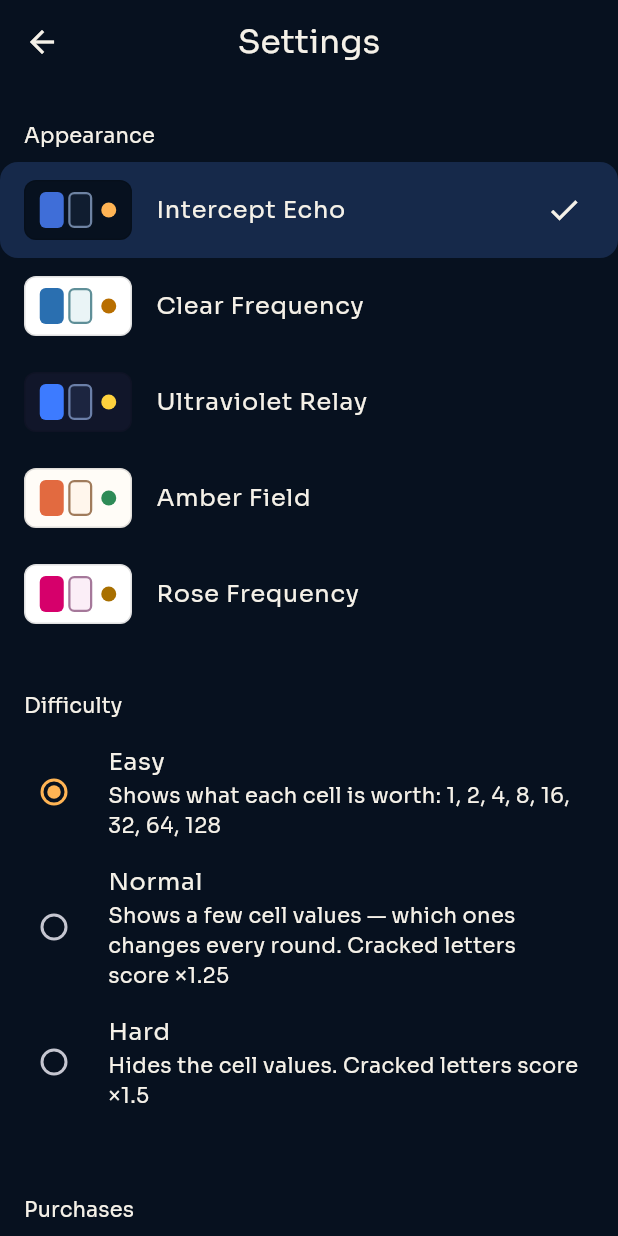
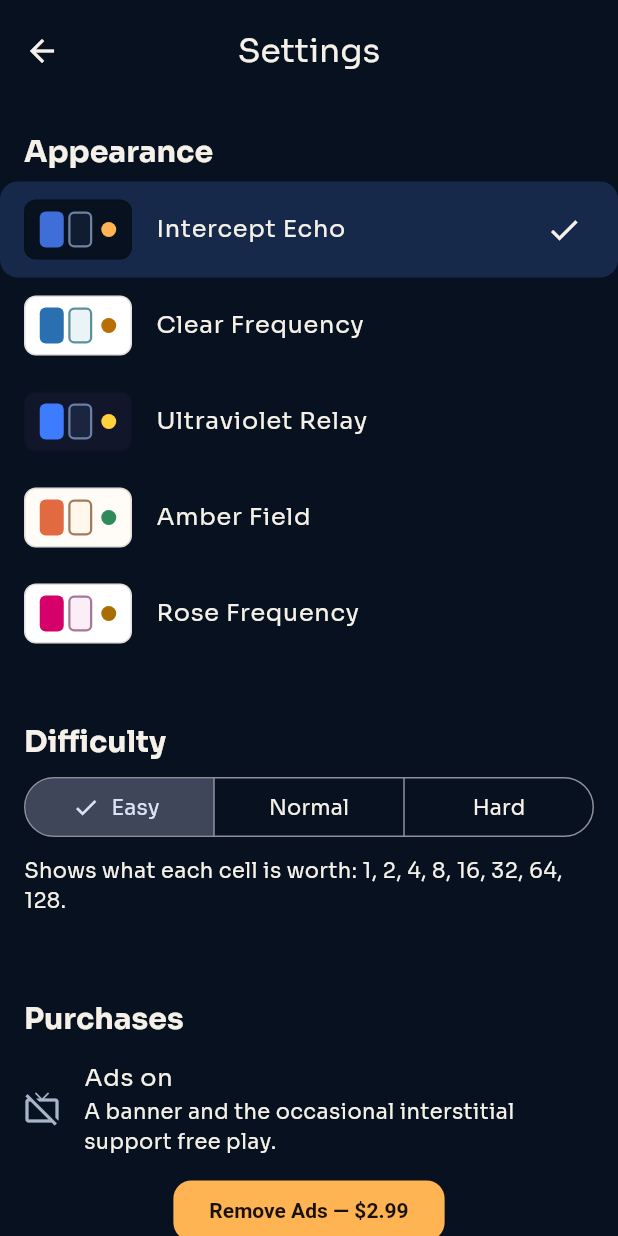
Before and after one commit to NelsonGrey/intercept-echo, a Flutter app: the screen it shows after launch, after a tap on "Settings", on a phone screen of 412 x 824 dp. Run offline on Flutter 3.47's test engine with Material 3 defaults, Android fonts, the phone set to English and light mode, and no system bars; our stand-ins replace google_mobile_ads, in_app_purchase, shared_preferences; missing offline and left inert: games_services; accounts and stored records are empty; network calls fail; statements that could not run were skipped.

Commit message:
Align Settings layout with Memory Survival
Adopt the top ad banner, the larger section headers, the segmented
difficulty control and the shared section order.

Co-Authored-By: Claude Sonnet 5.5 <noreply@anthropic.com>

```diff
--- /dev/null
+++ b/packages/mobile/lib/screens/ad_top_scaffold.dart
@@ -0,0 +1,37 @@
+import 'package:flutter/material.dart';
+
+import '../shell/shell.dart';
+
+/// A menu screen with the banner above the title bar, not under it. The
+/// banner takes the status-bar safe area, so the bar below drops its own
+/// top padding.
+class AdTopScaffold extends StatelessWidget {
+  const AdTopScaffold({
+    super.key,
+    required this.adService,
+    required this.title,
+    required this.body,
+  });
+
+  final AdService adService;
+  final String title;
+  final Widget body;
+
+  @override
+  Widget build(BuildContext context) {
+    return Scaffold(
+      body: Column(
+        children: [
+          SafeArea(bottom: false, child: adService.buildBanner()),
+          const SizedBox(height: 12),
+          MediaQuery.removePadding(
+            context: context,
+            removeTop: true,
+            child: AppBar(title: Text(title), toolbarHeight: 44),
+          ),
+          Expanded(child: body),
+        ],
+      ),
+    );
+  }
+}
--- a/packages/mobile/lib/screens/settings_screen.dart
+++ b/packages/mobile/lib/screens/settings_screen.dart
@@ -8,11 +8,12 @@ import '../gamecenter/game_center_connection.dart';
 import '../gamecenter/game_center_progress_service.dart';
 import '../settings/difficulty_setting.dart';
 import '../theme/game_theme.dart';
+import 'ad_top_scaffold.dart';
 
-/// Settings: the gameplay palette (Appearance), difficulty, the ad-removal
-/// purchase (Purchases), and the relaxed clock (Accessibility). A
-/// non-gameplay screen, so it carries the banner like every other menu
-/// (SRA-BR-015).
+/// Settings: the gameplay palette (Appearance), Difficulty, Game Center, the
+/// ad-removal purchase (Purchases), the relaxed clock (Accessibility) and
+/// Legal links. A non-gameplay screen, so it carries the banner like every
+/// other menu (SRA-BR-015).
 class SettingsScreen extends StatelessWidget {
   const SettingsScreen({super.key, required this.services});
 
@@ -20,10 +21,9 @@ class SettingsScreen extends StatelessWidget {
 
   @override
   Widget build(BuildContext context) {
-    return Scaffold(
-      appBar: AppBar(title: const Text('Settings')),
-      body: GameScreenShell(
+    return AdTopScaffold(
       adService: services.ads,
+      title: 'Settings',
       body: ListenableBuilder(
         listenable: Listenable.merge([
           services.theme,
@@ -42,10 +42,16 @@ class SettingsScreen extends StatelessWidget {
               ),
             const SizedBox(height: 16),
             const _SectionHeader('Difficulty'),
-              RadioGroup<Difficulty>(
-                groupValue: services.difficulty.value,
-                onChanged: (d) {
-                  if (d == null) return;
+            Padding(
+              padding: const EdgeInsets.symmetric(horizontal: 16),
+              child: SegmentedButton<Difficulty>(
+                segments: [
+                  for (final d in Difficulty.values)
+                    ButtonSegment(value: d, label: Text(_difficultyLabel(d))),
+                ],
+                selected: {services.difficulty.value},
+                onSelectionChanged: (s) {
+                  final d = s.first;
                   services.difficulty.set(d);
                   if (d == Difficulty.hard) {
                     unawaited(
@@ -55,41 +61,18 @@ class SettingsScreen extends StatelessWidget {
                     );
                   }
                 },
-                child: const Column(
-                  children: [
-                    RadioListTile<Difficulty>(
-                      value: Difficulty.easy,
-                      title: Text('Easy'),
-                      subtitle: Text(
-                        'Shows what each cell is worth: 1, 2, 4, 8, 16, 32, '
-                        '64, 128',
               ),
             ),
-                    RadioListTile<Difficulty>(
-                      value: Difficulty.normal,
-                      title: Text('Normal'),
-                      subtitle: Text(
-                        'Shows a few cell values — which ones changes every '
-                        'round. Cracked letters score ×1.25',
-                      ),
-                    ),
-                    RadioListTile<Difficulty>(
-                      value: Difficulty.hard,
-                      title: Text('Hard'),
-                      subtitle: Text(
-                        'Hides the cell values. Cracked letters score ×1.5',
-                      ),
-                    ),
-                  ],
-                ),
+            Padding(
+              padding: const EdgeInsets.fromLTRB(16, 8, 16, 0),
+              child: Text(_difficultyBlurb(services.difficulty.value)),
             ),
             const SizedBox(height: 16),
             if (services.connection.supported) ...[
               const _SectionHeader('Game Center'),
               ListenableBuilder(
                 listenable: services.connection,
-                  builder: (context, _) =>
-                      _GameCenterSection(services: services),
+                builder: (context, _) => _GameCenterSection(services: services),
               ),
             ],
             const SizedBox(height: 16),
@@ -123,10 +106,24 @@ class SettingsScreen extends StatelessWidget {
           ],
         ),
       ),
-      ),
     );
   }
 }
+
+String _difficultyLabel(Difficulty d) => switch (d) {
+  Difficulty.easy => 'Easy',
+  Difficulty.normal => 'Normal',
+  Difficulty.hard => 'Hard',
+};
+
+String _difficultyBlurb(Difficulty d) => switch (d) {
+  Difficulty.easy =>
+    'Shows what each cell is worth: 1, 2, 4, 8, 16, 32, 64, 128.',
+  Difficulty.normal =>
+    'Shows a few cell values — which ones changes every round. Cracked '
+        'letters score ×1.25.',
+  Difficulty.hard => 'Hides the cell values. Cracked letters score ×1.5.',
+};
 
 /// Where this game's Privacy/Terms/Support pages live. Shift-Register has
 /// no marketing site of its own (unlike Modulo Squares, which has a
@@ -337,8 +334,14 @@ class _SectionHeader extends StatelessWidget {
     return Semantics(
       header: true,
       child: Padding(
-        padding: const EdgeInsets.fromLTRB(16, 16, 16, 8),
-        child: Text(title, style: Theme.of(context).textTheme.titleSmall),
+        padding: const EdgeInsets.fromLTRB(16, 24, 16, 8),
+        child: Text(
+          title,
+          style: Theme.of(context).textTheme.titleLarge?.copyWith(
+            fontSize: 20,
+            fontWeight: FontWeight.w700,
+          ),
+        ),
       ),
     );
   }
```
Also changed, not shown: 1 other file. Lines whose indentation alone changed are shown as unchanged.
